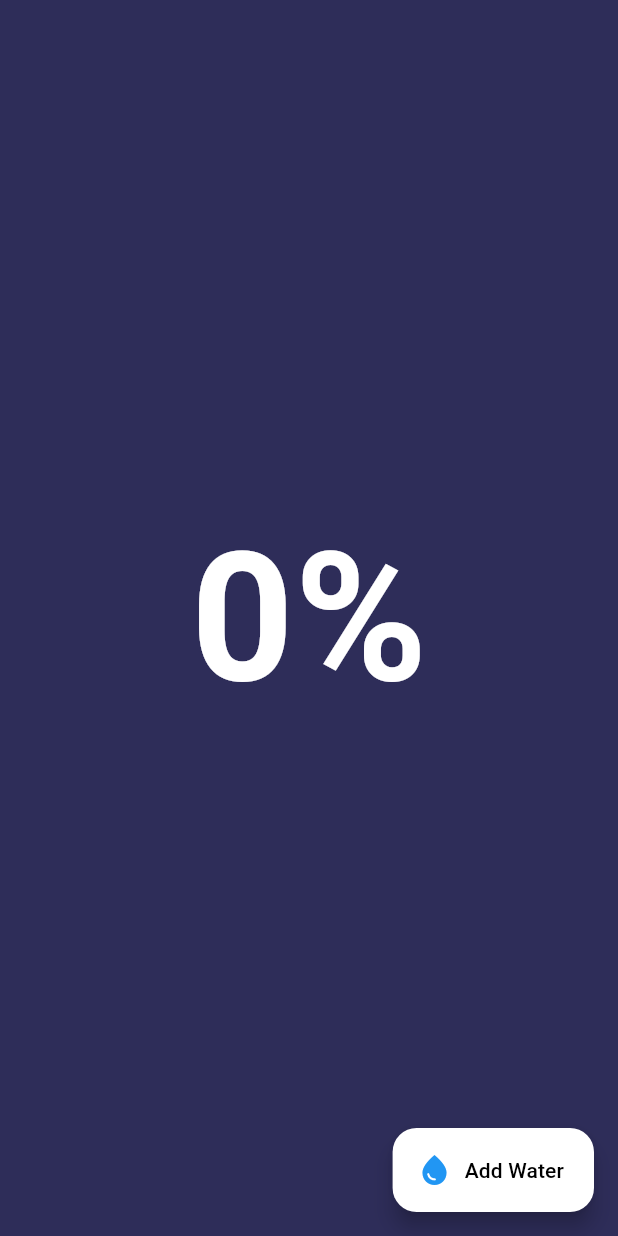
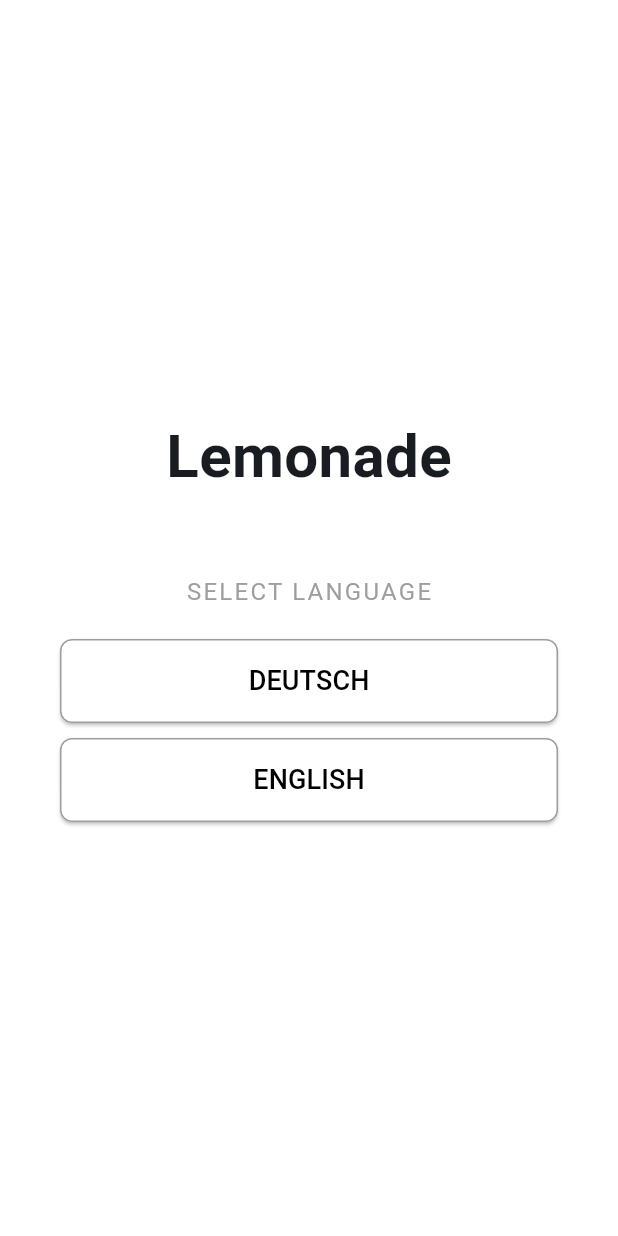
Before and after one commit to YosuaRizkia/water_animation_splash, a Flutter app: the screen it shows after launch, on a phone screen of 412 x 824 dp. Run offline on Flutter 3.47's test engine with Material 3 defaults, Android fonts, the phone set to English and light mode, and no system bars; Roboto replaces fonts that are missing (Cursive).

Commit message:
feat: adding example project to using animation and push to page

```diff
--- /dev/null
+++ b/lib/start_menu.dart
@@ -0,0 +1,147 @@
+import 'package:flutter/material.dart';
+
+class StartMenu extends StatefulWidget {
+  const StartMenu({super.key});
+
+  @override
+  _StartMenuState createState() => _StartMenuState();
+}
+
+class _StartMenuState extends State<StartMenu> with SingleTickerProviderStateMixin {
+  late AnimationController _controller;
+  bool isLoading = true;
+
+  @override
+  void initState() {
+    super.initState();
+    // Initialize the AnimationController to animate the LinearProgressIndicator
+    _controller = AnimationController(
+      vsync: this,
+      duration: const Duration(seconds: 2),
+    )..forward(); // Start the animation
+
+    // Once the animation is done, update the state to show the language buttons
+    _controller.addStatusListener((status) {
+      if (status == AnimationStatus.completed) {
+        setState(() {
+          isLoading = false;
+        });
+      }
+    });
+  }
+
+  @override
+  void dispose() {
+    _controller.dispose();
+    super.dispose();
+  }
+
+  @override
+  Widget build(BuildContext context) {
+    return Scaffold(
+      backgroundColor: Colors.white,
+      body: SafeArea(
+        child: Center(
+          child: Column(
+            mainAxisAlignment: MainAxisAlignment.center,
+            children: [
+              // Logo Text "Lemonade"
+              const Text(
+                'Lemonade',
+                style: TextStyle(
+                  fontSize: 40,
+                  fontWeight: FontWeight.bold,
+                  fontFamily: 'Cursive', // Custom font for logo style if needed
+                ),
+              ),
+              const SizedBox(height: 50), // Space between logo and loading
+
+              // Show a linear progress bar while isLoading is true
+              if (isLoading)
+                Padding(
+                  padding: const EdgeInsets.symmetric(horizontal: 50.0),
+                  child: AnimatedBuilder(
+                    animation: _controller,
+                    builder: (context, child) {
+                      return LinearProgressIndicator(
+                        value: _controller.value, // Update progress value
+                        color: Colors.pinkAccent,
+                        backgroundColor: Colors.grey[300],
+                        minHeight: 8,
+                      );
+                    },
+                  ),
+                )
+              else
+                Column(
+                  children: [
+                    const Text(
+                      'SELECT LANGUAGE',
+                      style: TextStyle(
+                        fontSize: 16,
+                        color: Colors.grey,
+                        letterSpacing: 1.5,
+                      ),
+                    ),
+                    const SizedBox(height: 20), // Space between text and buttons
+                    Padding(
+                      padding: const EdgeInsets.symmetric(horizontal: 40.0),
+                      child: Column(
+                        children: [
+                          // Deutsch Button
+                          SizedBox(
+                            width: double.infinity,
+                            child: ElevatedButton(
+                              onPressed: () {
+                                // Handle Deutsch button press
+                              },
+                              style: ElevatedButton.styleFrom(
+                                backgroundColor: Colors.white, // Background color
+                                foregroundColor: Colors.black, // Text color
+                                side: const BorderSide(color: Colors.grey), // Border
+                                padding: const EdgeInsets.symmetric(vertical: 15),
+                                shape: RoundedRectangleBorder(
+                                  borderRadius: BorderRadius.circular(8),
+                                ),
+                              ),
+                              child: const Text(
+                                'DEUTSCH',
+                                style: TextStyle(fontSize: 18),
+                              ),
+                            ),
+                          ),
+                          const SizedBox(height: 10), // Space between buttons
+                          // English Button
+                          SizedBox(
+                            width: double.infinity,
+                            child: ElevatedButton(
+                              onPressed: () {
+                                // Handle English button press
+                              },
+                              style: ElevatedButton.styleFrom(
+                                backgroundColor: Colors.white, // Background color
+                                foregroundColor: Colors.black, // Text color
+                                side: const BorderSide(color: Colors.grey), // Border
+                                padding: const EdgeInsets.symmetric(vertical: 15),
+                                shape: RoundedRectangleBorder(
+                                  borderRadius: BorderRadius.circular(8),
+                                ),
+                              ),
+                              child: const Text(
+                                'ENGLISH',
+                                style: TextStyle(fontSize: 18),
+                              ),
+                            ),
+                          ),
+                        ],
+                      ),
+                    ),
+                  ],
+                ),
+            ],
+          ),
+        ),
+      ),
+    );
+  }
+}
--- a/lib/water_animation.dart
+++ b/lib/water_animation.dart
@@ -1,6 +1,7 @@
+import 'dart:async';
 import 'dart:math';
-
 import 'package:flutter/material.dart';
+import 'package:water_animation/start_menu.dart';
 
 class WaterAnimationScreen extends StatefulWidget {
   const WaterAnimationScreen({super.key});
@@ -10,91 +11,136 @@ class WaterAnimationScreen extends StatefulWidget {
 }
 
 class _WaterAnimationScreenState extends State<WaterAnimationScreen>
-    with SingleTickerProviderStateMixin {
-  late AnimationController controller;
-  late Animation<List<Offset>> waves;
+    with TickerProviderStateMixin {
+  late AnimationController controller1;
+  late Animation<List<Offset>> waves1;
+
+  late AnimationController controller2;
+  late Animation<List<Offset>> waves2;
+
   int counter = 0;
+  Timer? timer;
 
   @override
   void initState() {
-    controller =
-        AnimationController(vsync: this, duration: const Duration(seconds: 5))
+    super.initState();
+
+    // Initialize the first wave animation controller
+    controller1 =
+        AnimationController(vsync: this, duration: const Duration(seconds: 2))
           ..repeat(reverse: false);
-    waves = controller.drive(TweenWave(100, 20));
-    super.initState();
+
+    // Initialize the second wave animation controller with a different duration
+    controller2 =
+        AnimationController(vsync: this, duration: const Duration(seconds: 3))
+          ..repeat(reverse: false);
+
+    // Define the first wave animation
+    waves1 = controller1.drive(TweenWave(100, 20));
+
+    // Define the second wave animation with different parameters
+    waves2 = controller2.drive(TweenWave(100, 25));
+
+    // Start the counter automatically
+    startAutoIncrement();
   }
 
   @override
   void dispose() {
-    controller.dispose();
+    // Dispose of the timers and animation controllers
+    timer?.cancel();
+    controller1.dispose();
+    controller2.dispose();
     super.dispose();
   }
 
-  incrementCounter() {
+  // Automatically increment the counter every second
+  void startAutoIncrement() {
+    timer = Timer.periodic(const Duration(milliseconds: 300), (Timer t) {
       setState(() {
         counter = counter + 10;
+      });
+      // Reset counter and show SnackBar when goal is reached
+      if (counter == 100) {
+        // ScaffoldMessenger.of(context).showSnackBar(const SnackBar(
+        //     backgroundColor: Colors.white,
+        //     content: Text(
+        //       'Goal Achieved',
+        //       style: TextStyle(color: Colors.black),
+        //     )));
 
+        // Navigate to StartMenu after the SnackBar is shown
+        Future.delayed(const Duration(seconds: 1), () {
+          Navigator.pushReplacement(
+              context, MaterialPageRoute(builder: (context) => const StartMenu()));
         });
-    if (counter == 110) {
-      ScaffoldMessenger.of(context).showSnackBar(const SnackBar(
-          backgroundColor: Colors.white,
-          content: Text(
-            'Goal Achieved',
-            style: TextStyle(color: Colors.black),
-          )));
-      setState(() {
-        counter = 0;
+        // setState(() {
+        //   counter = 0;
+        // });
+      }
     });
-    }
   }
 
   @override
   Widget build(BuildContext context) {
     return Scaffold(
-      backgroundColor: const Color.fromRGBO(46, 45, 89, 1),
-      floatingActionButton: FloatingActionButton.extended(
-          onPressed: incrementCounter,
-          backgroundColor: Colors.white,
-          icon: const Icon(
-            Icons.water_drop,
-            color: Colors.blue,
-          ),
-          label: const Text(
-            'Add Water',
-            style: TextStyle(color: Colors.black),
-          )),
+      backgroundColor: const Color.fromRGBO(253, 0, 192, 1.0),
       body: SafeArea(
         child: Stack(
           children: [
+            // First wave animation
             Positioned.fill(
               child: TweenAnimationBuilder(
                 tween: Tween<double>(begin: 0, end: counter.toDouble()),
-            duration: const Duration(seconds: 1),
-            builder: ((context, value, child) {
+                duration: const Duration(milliseconds: 800),
+                builder: (context, value, child) {
                   return FractionallySizedBox(
-                heightFactor: (value / 100).clamp(0, 100).toDouble(),
+                    heightFactor: (value / 100).clamp(0, 1),
                     alignment: Alignment.bottomCenter,
                     child: ClipPath(
-                  clipper: WaveClipperDesign(waves),
-                  child: CustomPaint(
-                    painter: WavePainterDesign(),
+                      clipper: WaveClipperDesign(waves1),
+                      child: Container(
+                        color: Colors.white.withOpacity(0.5),
                       ),
                     ),
                   );
-            }),
-          )),
-          Center(
-            child: Text(
-              '$counter%',
-              style: const TextStyle(
-                fontSize: 120,
-                color: Colors.white,
-                fontWeight: FontWeight.bold,
+                },
               ),
             ),
-          )
+            // Second wave animation
+            Positioned.fill(
+              child: TweenAnimationBuilder(
+                tween: Tween<double>(begin: 0, end: counter.toDouble()),
+                duration: const Duration(milliseconds: 800),
+                builder: (context, value, child) {
+                  return FractionallySizedBox(
+                    heightFactor: (value / 100).clamp(0, 1),
+                    alignment: Alignment.bottomCenter,
+                    child: ClipPath(
+                      clipper: WaveClipperDesign(waves2),
+                      child: Container(
+                        color: Colors.white,
+                      ),
+                    ),
+                  );
+                },
+              ),
+            ),
+            // Counter text
+            const Center(
+              child: Text(
+                'Lemonade',
+                style: TextStyle(
+                  fontSize: 40,
+                  fontWeight: FontWeight.bold,
+                  fontFamily: 'Cursive',
+                  color: Colors.white,
+                ),
+              ),
+            ),
           ],
-      )),
+        ),
+      ),
     );
   }
 }
@@ -122,25 +168,13 @@ class WaveClipperDesign extends CustomClipper<Path> {
   }
 }
 
-class WavePainterDesign extends CustomPainter {
-  @override
-  void paint(Canvas canvas, Size size) {
-    canvas.drawRect(
-        Offset.zero & size, Paint()..color = Colors.blue.withOpacity(0.6));
-  }
-
-  @override
-  bool shouldRepaint(covariant CustomPainter oldDelegate) {
-    return true;
-  }
-}
-
 class TweenWave extends Animatable<List<Offset>> {
   TweenWave(this.count, this.height);
 
   final int count;
   final double height;
   static const waveCount = 3;
+
   @override
   List<Offset> transform(double t) {
     return List<Offset>.generate(count, (index) {
```
Also changed, not shown: pubspec.lock. Lines whose indentation alone changed are shown as unchanged.
